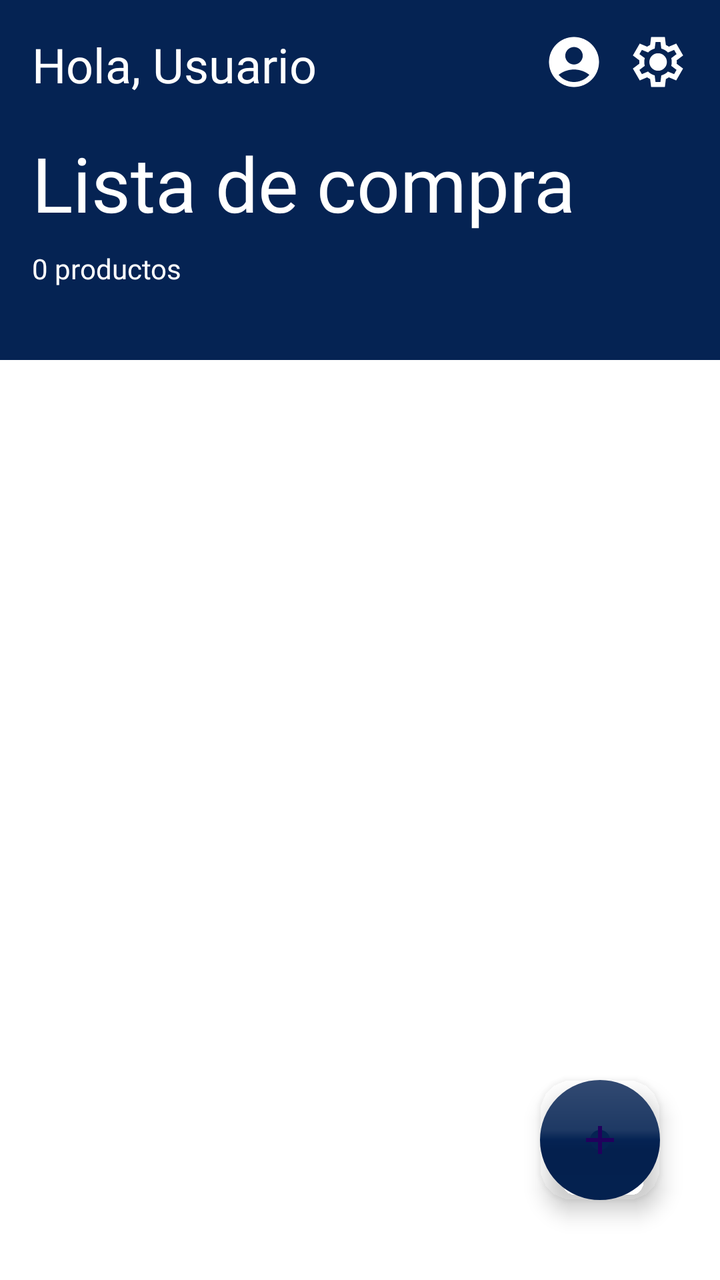
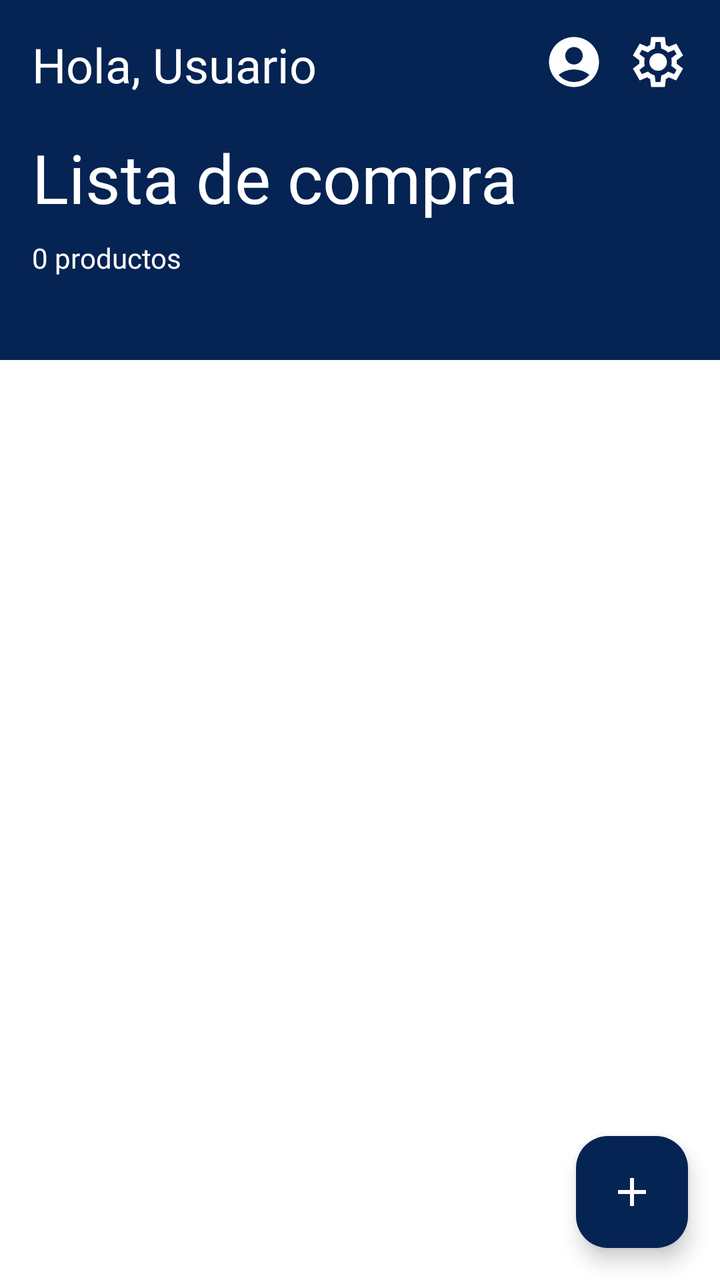

Two renders of the same Android screen: before a commit and after it. Below are the layout's source before the change and the commit's diff.
<!-- AndroidManifest.xml: application theme Theme.SmartFreezer -->
<!-- res/layout/fragment_shopping_list.xml -->
<?xml version="1.0" encoding="utf-8"?>
<androidx.constraintlayout.widget.ConstraintLayout
    xmlns:android="http://schemas.android.com/apk/res/android"
    xmlns:app="http://schemas.android.com/apk/res-auto"
    xmlns:tools="http://schemas.android.com/tools"
    android:id="@+id/shoppingListLayout"
    android:layout_width="match_parent"
    android:layout_height="match_parent"
    android:background="@android:color/white"
    tools:context=".navigation.ShoppingListFragment">

    
    <LinearLayout
        android:id="@+id/headerLayout"
        android:layout_width="0dp"
        android:layout_height="180dp"
        android:orientation="vertical"
        android:background="@color/purpleButton"
        android:padding="16dp"
        app:layout_constraintTop_toTopOf="parent"
        app:layout_constraintStart_toStartOf="parent"
        app:layout_constraintEnd_toEndOf="parent">

        <RelativeLayout
            android:layout_width="match_parent"
            android:layout_height="50dp"
            android:paddingBottom="10dp">

            <TextView
                android:id="@+id/tvGreetingShoppingList"
                android:layout_width="wrap_content"
                android:layout_height="wrap_content"
                android:text="Hola, Usuario"
                android:textColor="@android:color/white"
                android:fontFamily="@font/roboto_light"
                android:textSize="24sp" />

            <LinearLayout
                android:id="@+id/headerIcons"
                android:layout_width="wrap_content"
                android:layout_height="wrap_content"
                android:layout_alignParentEnd="true"
                android:orientation="horizontal">

                <ImageView
                    android:id="@+id/btnAccount"
                    android:layout_width="30dp"
                    android:layout_height="30dp"
                    android:layout_marginEnd="12dp"
                    android:src="@drawable/account2" />

                <ImageView
                    android:id="@+id/btnSettings"
                    android:layout_width="30dp"
                    android:layout_height="30dp"
                    android:src="@drawable/settings" />
            </LinearLayout>
        </RelativeLayout>

        <TextView
            android:id="@+id/tvShoppingTitle"
            android:layout_width="match_parent"
            android:layout_height="wrap_content"
            android:text="Lista de compra"
            android:textSize="38sp"
            android:textColor="@android:color/white"
            android:fontFamily="@font/roboto_light" />

        <LinearLayout
            android:id="@+id/shoppingHeader"
            android:layout_width="match_parent"
            android:layout_height="wrap_content"
            android:orientation="horizontal"
            android:gravity="center_vertical"
            android:paddingTop="8dp">

            <TextView
                android:id="@+id/tvProductCountShoppingList"
                android:layout_width="0dp"
                android:layout_weight="1"
                android:layout_height="wrap_content"
                android:text="0 productos"
                android:textColor="@android:color/white"
                android:fontFamily="@font/roboto_light" />

        </LinearLayout>
    </LinearLayout>

    
    <androidx.recyclerview.widget.RecyclerView
        android:id="@+id/rvShoppingList"
        android:layout_width="0dp"
        android:layout_height="0dp"
        android:orientation="vertical"
        android:padding="8dp"
        app:layout_constraintTop_toBottomOf="@id/headerLayout"
        app:layout_constraintBottom_toTopOf="@id/fabAddProductShoppingList"
        app:layout_constraintStart_toStartOf="parent"
        app:layout_constraintEnd_toEndOf="parent"
        tools:listitem="@layout/item_shopping_product" />

    
    <com.google.android.material.floatingactionbutton.FloatingActionButton
        android:id="@+id/fabAddProductShoppingList"
        android:layout_width="60dp"
        android:layout_height="60dp"
        android:layout_marginEnd="30dp"
        android:layout_marginBottom="40dp"
        android:clickable="true"
        android:focusable="true"
        android:src="@drawable/add"
        app:backgroundTint="@color/purpleButton"
        app:borderWidth="25dp"
        app:fabCustomSize="60dp"
        app:rippleColor="@color/white"
        app:layout_constraintBottom_toBottomOf="parent"
        app:layout_constraintEnd_toEndOf="parent" />
</androidx.constraintlayout.widget.ConstraintLayout>
<!-- res/layout/item_shopping_product.xml (included above) -->
<?xml version="1.0" encoding="utf-8"?>
<androidx.cardview.widget.CardView xmlns:android="http://schemas.android.com/apk/res/android"
    xmlns:app="http://schemas.android.com/apk/res-auto"
    android:layout_width="match_parent"
    android:layout_height="wrap_content"
    android:layout_margin="8dp"
    app:cardBackgroundColor="@color/white"
    app:cardCornerRadius="8dp"
    app:cardElevation="4dp">

    <LinearLayout
        android:layout_width="match_parent"
        android:layout_height="wrap_content"
        android:gravity="center_vertical"
        android:orientation="horizontal"
        android:padding="12dp">

        <ImageView
            android:id="@+id/ivProductIcon"
            android:layout_width="40dp"
            android:layout_height="40dp"
            android:layout_marginEnd="16dp"
            android:src="@drawable/apple" />

        <TextView
            android:id="@+id/tvProductName"
            android:layout_width="0dp"
            android:layout_height="wrap_content"
            android:layout_weight="1"
            android:text="Manzana"
            android:textAlignment="center"
            android:textSize="16sp"
            android:textStyle="bold" />

        <LinearLayout
            android:layout_width="wrap_content"
            android:layout_height="wrap_content"
            android:gravity="center_vertical"
            android:orientation="horizontal">

            <ImageView
                android:id="@+id/btnDecrease"
                android:layout_width="24dp"
                android:layout_height="24dp"
                android:layout_marginEnd="8dp"
                android:src="@drawable/delete"
                app:tint="@color/purpleButton" />

            <TextView
                android:id="@+id/tvQuantity"
                android:layout_width="wrap_content"
                android:layout_height="wrap_content"
                android:layout_marginEnd="8dp"
                android:text="1"
                android:textSize="16sp"
                android:textStyle="bold" />

            <ImageView
                android:id="@+id/btnIncrease"
                android:layout_width="24dp"
                android:layout_height="24dp"
                android:src="@drawable/add"
                app:tint="@color/purpleButton" />

        </LinearLayout>

    </LinearLayout>

</androidx.cardview.widget.CardView>
<!-- resources referenced by this layout -->
<resources>
  <color name="purpleButton">#052353</color>
  <color name="white">#FFFFFFFF</color>
  <!-- drawable account2 (drawable) -->
  <vector xmlns:android="http://schemas.android.com/apk/res/android" android:height="24dp" android:tint="#FFFFFF" android:viewportHeight="24" android:viewportWidth="24" android:width="24dp">
        
      <path android:fillColor="@android:color/white" android:pathData="M12,2C6.48,2 2,6.48 2,12s4.48,10 10,10s10,-4.48 10,-10S17.52,2 12,2zM12,6c1.93,0 3.5,1.57 3.5,3.5S13.93,13 12,13s-3.5,-1.57 -3.5,-3.5S10.07,6 12,6zM12,20c-2.03,0 -4.43,-0.82 -6.14,-2.88C7.55,15.8 9.68,15 12,15s4.45,0.8 6.14,2.12C16.43,19.18 14.03,20 12,20z"/>
      
  </vector>
  <!-- drawable add (drawable) -->
  <vector xmlns:android="http://schemas.android.com/apk/res/android"
      android:width="24dp"
      android:height="24dp"
      android:viewportWidth="960"
      android:viewportHeight="960">
    <path
        android:pathData="M440,520L200,520v-80h240v-240h80v240h240v80L520,520v240h-80v-240Z"
        android:fillColor="#FFFFFF"/>
  </vector>
  <!-- drawable apple: png bitmap (drawable, 37219 bytes) -->
  <!-- drawable delete (drawable) -->
  <vector xmlns:android="http://schemas.android.com/apk/res/android" android:height="24dp" android:viewportHeight="482.43" android:viewportWidth="482.43" android:width="24dp">
        
      <path android:fillColor="#000000" android:pathData="M381.16,57.8h-75.09C302.32,25.32 274.69,0 241.21,0c-33.47,0 -61.1,25.32 -64.85,57.8h-75.1c-30.39,0 -55.11,24.73 -55.11,55.12v2.83c0,23.22 14.46,43.1 34.83,51.2v260.37c0,30.39 24.72,55.12 55.11,55.12h210.24c30.39,0 55.11,-24.73 55.11,-55.12V166.94c20.37,-8.1 34.83,-27.98 34.83,-51.2v-2.83C436.27,82.53 411.55,57.8 381.16,57.8zM241.21,26.14c19.04,0 34.93,13.65 38.44,31.66h-76.88C206.29,39.78 222.18,26.14 241.21,26.14zM375.3,427.31c0,15.98 -13,28.98 -28.97,28.98H136.1c-15.97,0 -28.97,-13 -28.97,-28.98V170.86h268.18V427.31zM410.14,115.74c0,15.98 -13,28.98 -28.97,28.98H101.27c-15.97,0 -28.97,-13 -28.97,-28.98v-2.83c0,-15.98 13,-28.98 28.97,-28.98h279.9c15.97,0 28.97,13 28.97,28.98V115.74z"/>
        
      <path android:fillColor="#000000" android:pathData="M171.14,422.86c7.22,0 13.07,-5.85 13.07,-13.07V262.64c0,-7.22 -5.85,-13.07 -13.07,-13.07c-7.22,0 -13.07,5.85 -13.07,13.07v147.15C158.07,417.01 163.93,422.86 171.14,422.86z"/>
        
      <path android:fillColor="#000000" android:pathData="M241.21,422.86c7.22,0 13.07,-5.85 13.07,-13.07V262.64c0,-7.22 -5.85,-13.07 -13.07,-13.07c-7.22,0 -13.07,5.85 -13.07,13.07v147.15C228.15,417.01 234,422.86 241.21,422.86z"/>
        
      <path android:fillColor="#000000" android:pathData="M311.28,422.86c7.22,0 13.07,-5.85 13.07,-13.07V262.64c0,-7.22 -5.85,-13.07 -13.07,-13.07c-7.22,0 -13.07,5.85 -13.07,13.07v147.15C298.21,417.01 304.07,422.86 311.28,422.86z"/>
      
  </vector>
  <!-- drawable settings (drawable) -->
  <vector xmlns:android="http://schemas.android.com/apk/res/android"
      android:width="24dp"
      android:height="24dp"
      android:viewportWidth="960"
      android:viewportHeight="960">
    <path
        android:pathData="m370,880 l-16,-128q-13,-5 -24.5,-12T307,725l-119,50L78,585l103,-78q-1,-7 -1,-13.5v-27q0,-6.5 1,-13.5L78,375l110,-190 119,50q11,-8 23,-15t24,-12l16,-128h220l16,128q13,5 24.5,12t22.5,15l119,-50 110,190 -103,78q1,7 1,13.5v27q0,6.5 -2,13.5l103,78 -110,190 -118,-50q-11,8 -23,15t-24,12L590,880L370,880ZM440,800h79l14,-106q31,-8 57.5,-23.5T639,633l99,41 39,-68 -86,-65q5,-14 7,-29.5t2,-31.5q0,-16 -2,-31.5t-7,-29.5l86,-65 -39,-68 -99,42q-22,-23 -48.5,-38.5T533,266l-13,-106h-79l-14,106q-31,8 -57.5,23.5T321,327l-99,-41 -39,68 86,64q-5,15 -7,30t-2,32q0,16 2,31t7,30l-86,65 39,68 99,-42q22,23 48.5,38.5T427,694l13,106ZM482,620q58,0 99,-41t41,-99q0,-58 -41,-99t-99,-41q-59,0 -99.5,41T342,480q0,58 40.5,99t99.5,41ZM480,480Z"
        android:fillColor="#FFFFFF"/>
  </vector>
  <style name="Theme.SmartFreezer" parent="android:Theme.Material.Light.NoActionBar" />
</resources>

<!-- the commit's change to res/layout/fragment_shopping_list.xml (unified diff, before → after) -->
@@ -62,7 +62,7 @@
             android:layout_width="match_parent"
             android:layout_height="wrap_content"
             android:text="Lista de compra"
-            android:textSize="38sp"
+            android:textSize="34sp"
             android:textColor="@android:color/white"
             android:fontFamily="@font/roboto_light" />
 
@@ -102,17 +102,13 @@
     
     <com.google.android.material.floatingactionbutton.FloatingActionButton
         android:id="@+id/fabAddProductShoppingList"
-        android:layout_width="60dp"
-        android:layout_height="60dp"
-        android:layout_marginEnd="30dp"
-        android:layout_marginBottom="40dp"
-        android:clickable="true"
-        android:focusable="true"
+        android:layout_width="wrap_content"
+        android:layout_height="wrap_content"
+        android:layout_margin="16dp"
         android:src="@drawable/add"
+        android:contentDescription="Add Chart"
         app:backgroundTint="@color/purpleButton"
-        app:borderWidth="25dp"
-        app:fabCustomSize="60dp"
-        app:rippleColor="@color/white"
+        app:tint="@android:color/white"
         app:layout_constraintBottom_toBottomOf="parent"
         app:layout_constraintEnd_toEndOf="parent" />
 </androidx.constraintlayout.widget.ConstraintLayout>
